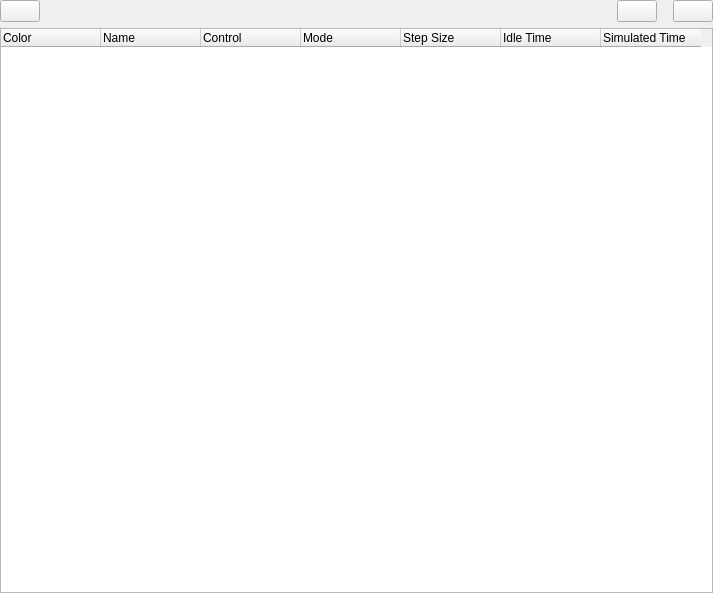
Above: cedar/processing/gui/SimulationControl.ui from cedar/cedar before the change. Below: the same form after it.
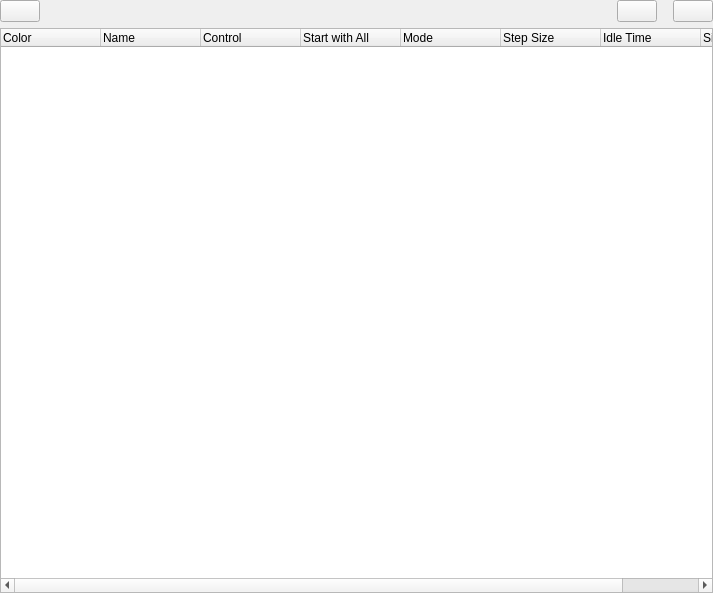
That is the form after the change. Icons and pictures are not drawn. Custom widgets are drawn as their Qt base class.

Commit message: Added a column for the "start with all" parameter to the SimulationControl widget.

What changed in the file:
```diff
--- a/cedar/processing/gui/SimulationControl.ui
+++ b/cedar/processing/gui/SimulationControl.ui
@@ -103,6 +103,11 @@
        <string>Control</string>
       </property>
      </column>
+     <column>
+      <property name="text">
+       <string>Start with All</string>
+      </property>
+     </column>
      <column>
       <property name="text">
        <string>Mode</string>
```
